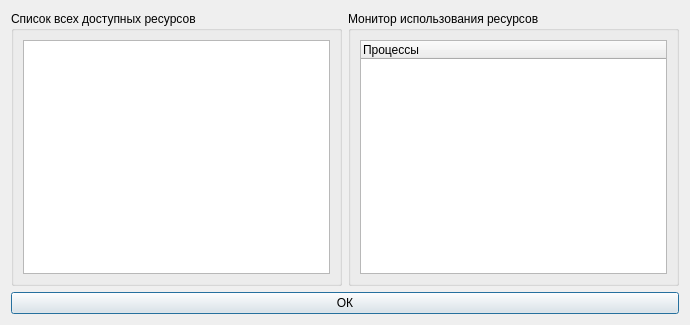
First picture: the form in Python/TaskManager/ui/resourcedialog.ui, repository soltanoff/other, before the edit.
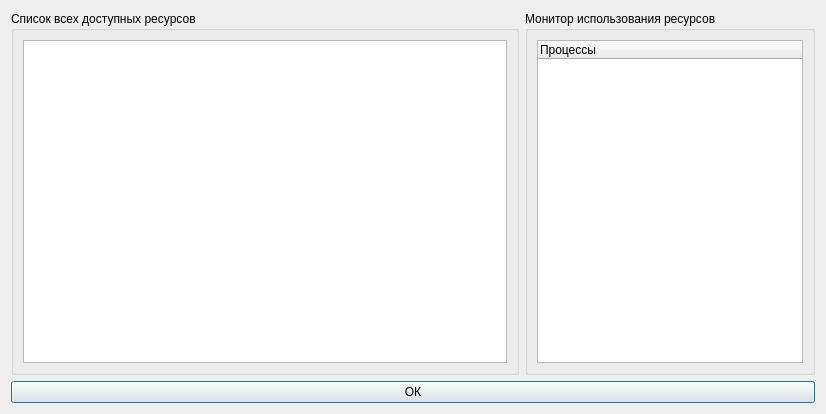
Second picture: the form after the edit.

```diff
--- a/Python/TaskManager/ui/resourcedialog.ui
+++ b/Python/TaskManager/ui/resourcedialog.ui
@@ -6,8 +6,8 @@
    <rect>
     <x>0</x>
     <y>0</y>
-    <width>690</width>
-    <height>325</height>
+    <width>826</width>
+    <height>414</height>
    </rect>
   </property>
   <property name="windowTitle">
@@ -30,6 +30,12 @@
      </item>
      <item row="0" column="1">
       <widget class="QGroupBox" name="groupBox_2">
+       <property name="maximumSize">
+        <size>
+         <width>290</width>
+         <height>16777215</height>
+        </size>
+       </property>
        <property name="title">
         <string>Монитор использования ресурсов</string>
        </property>
```
